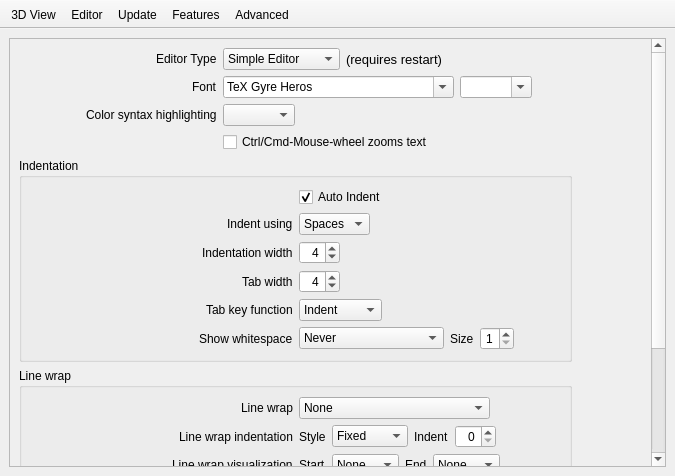
Qt form src/Preferences.ui (openscad/openscad) before a commit.
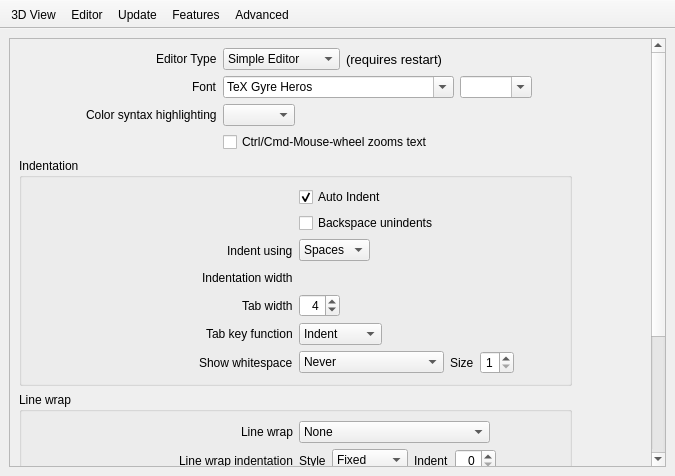
The same form after that commit. Icons and pictures are not drawn.

Commit message: Trying to add preferences item

Patch:
```diff
--- a/src/Preferences.ui
+++ b/src/Preferences.ui
@@ -410,7 +410,17 @@
                  </property>
                 </widget>
                </item>
-               <item row="1" column="0">
+               <item row="1" column="1">
+                <widget class="QCheckBox" name="checkBoxBackspaceUnindents">
+                 <property name="text">
+                  <string>Backspace unindents</string>
+                 </property>
+                 <property name="checked">
+                  <bool>false</bool>
+                 </property>
+                </widget>
+               </item>
+               <item row="2" column="0">
                 <layout class="QHBoxLayout" name="horizontalLayout_7">
                  <item>
                   <spacer name="horizontalSpacer_8">
@@ -434,7 +444,7 @@
                  </item>
                 </layout>
                </item>
-               <item row="1" column="1">
+               <item row="2" column="1">
                 <layout class="QHBoxLayout" name="horizontalLayout_15">
                  <item>
                   <widget class="QComboBox" name="comboBoxIndentUsing">
@@ -465,7 +475,7 @@
                  </item>
                 </layout>
                </item>
-               <item row="2" column="0">
+               <item row="3" column="0">
                 <layout class="QHBoxLayout" name="horizontalLayout_8">
                  <item>
                   <spacer name="horizontalSpacer_15">
@@ -489,7 +499,7 @@
                  </item>
                 </layout>
                </item>
-               <item row="3" column="0">
+               <item row="4" column="0">
                 <layout class="QHBoxLayout" name="horizontalLayout_12">
                  <item>
                   <spacer name="horizontalSpacer_16">
@@ -513,7 +523,7 @@
                  </item>
                 </layout>
                </item>
-               <item row="3" column="1">
+               <item row="4" column="1">
                 <layout class="QHBoxLayout" name="horizontalLayout_17">
                  <item>
                   <widget class="QSpinBox" name="spinBoxTabWidth">
@@ -540,7 +550,7 @@
                  </item>
                 </layout>
                </item>
-               <item row="4" column="0">
+               <item row="5" column="0">
                 <layout class="QHBoxLayout" name="horizontalLayout_13">
                  <item>
                   <spacer name="horizontalSpacer_19">
@@ -564,7 +574,7 @@
                  </item>
                 </layout>
                </item>
-               <item row="4" column="1">
+               <item row="5" column="1">
                 <layout class="QHBoxLayout" name="horizontalLayout_18">
                  <item>
                   <widget class="QComboBox" name="comboBoxTabKeyFunction">
@@ -595,7 +605,7 @@
                  </item>
                 </layout>
                </item>
-               <item row="5" column="0">
+               <item row="6" column="0">
                 <layout class="QHBoxLayout" name="horizontalLayout_14">
                  <item>
                   <spacer name="horizontalSpacer_20">
@@ -619,7 +629,7 @@
                  </item>
                 </layout>
                </item>
-               <item row="5" column="1">
+               <item row="6" column="1">
                 <layout class="QHBoxLayout" name="horizontalLayout_19">
                  <item>
                   <widget class="QComboBox" name="comboBoxShowWhitespace">
```
